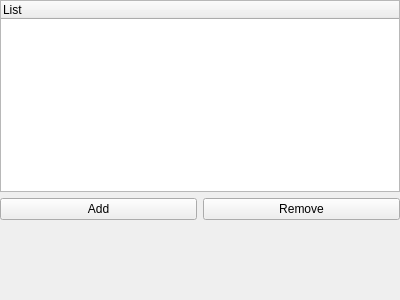
Old version of the form Include/iqtprm/CParamsManagerGuiComp.ui in the repository ImagingTools/Acf.
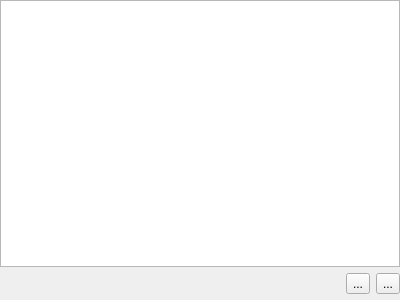
New version of the form. Icons and pictures are not drawn.

Commit message: Some details in parameter manager redesigned. Some bugs fixing.

The edit to the form file:
```diff
--- a/Include/iqtprm/CParamsManagerGuiComp.ui
+++ b/Include/iqtprm/CParamsManagerGuiComp.ui
@@ -12,31 +12,14 @@
   <property name="windowTitle" >
    <string>Form</string>
   </property>
-  <layout class="QGridLayout" >
-   <property name="margin" >
+  <layout class="QVBoxLayout" name="verticalLayout">
+   <property name="margin">
     <number>0</number>
    </property>
-   <property name="spacing" >
-    <number>6</number>
-   </property>
-   <item row="1" column="1" >
-    <widget class="QPushButton" name="RemoveButton" >
-     <property name="text" >
-      <string>Remove</string>
-     </property>
-    </widget>
-   </item>
-   <item row="1" column="0" >
-    <widget class="QPushButton" name="AddButton" >
-     <property name="text" >
-      <string>Add</string>
-     </property>
-    </widget>
-   </item>
-   <item row="0" column="0" colspan="2" >
-    <widget class="QTreeWidget" name="ParamsTree" >
-     <property name="sizePolicy" >
-      <sizepolicy vsizetype="Preferred" hsizetype="Expanding" >
+   <item>
+    <widget class="QTreeWidget" name="ParamsTree">
+     <property name="sizePolicy">
+      <sizepolicy hsizetype="Expanding" vsizetype="Expanding">
        <horstretch>0</horstretch>
        <verstretch>0</verstretch>
       </sizepolicy>
@@ -47,6 +30,9 @@
      <property name="columnCount" >
       <number>1</number>
      </property>
+     <attribute name="headerVisible">
+      <bool>false</bool>
+     </attribute>
      <column>
       <property name="text" >
        <string>List</string>
@@ -54,19 +40,61 @@
      </column>
     </widget>
    </item>
-   <item row="2" column="0" colspan="2" >
-    <widget class="QFrame" name="ParamsFrame" >
-     <property name="frameShape" >
+   <item>
+    <layout class="QHBoxLayout" name="horizontalLayout">
+     <item>
+      <spacer name="horizontalSpacer">
+       <property name="orientation">
+        <enum>Qt::Horizontal</enum>
+       </property>
+       <property name="sizeHint" stdset="0">
+        <size>
+         <width>40</width>
+         <height>20</height>
+        </size>
+       </property>
+      </spacer>
+     </item>
+     <item>
+      <widget class="QToolButton" name="AddButton">
+       <property name="text">
+        <string>...</string>
+       </property>
+       <property name="icon">
+        <iconset resource="../iqtgui/iqtgui.qrc">
+         <normaloff>:/Icons/Add</normaloff>:/Icons/Add</iconset>
+       </property>
+      </widget>
+     </item>
+     <item>
+      <widget class="QToolButton" name="RemoveButton">
+       <property name="text">
+        <string>...</string>
+       </property>
+       <property name="icon">
+        <iconset resource="../iqtgui/iqtgui.qrc">
+         <normaloff>:/Icons/Delete</normaloff>:/Icons/Delete</iconset>
+       </property>
+      </widget>
+     </item>
+    </layout>
+   </item>
+   <item>
+    <widget class="QFrame" name="ParamsFrame">
+     <property name="sizePolicy">
+      <sizepolicy hsizetype="Preferred" vsizetype="Preferred">
+       <horstretch>0</horstretch>
+       <verstretch>0</verstretch>
+      </sizepolicy>
+     </property>
+     <property name="frameShape">
       <enum>QFrame::NoFrame</enum>
      </property>
      <property name="frameShadow" >
       <enum>QFrame::Raised</enum>
      </property>
-     <layout class="QVBoxLayout" >
-      <property name="spacing" >
-       <number>6</number>
-      </property>
-      <property name="margin" >
+     <layout class="QHBoxLayout" name="horizontalLayout_2">
+      <property name="margin">
        <number>0</number>
       </property>
      </layout>
```
Left out of the diff: 23 changed lines with no effect on the pictures. The commit also changes 9 other files.
